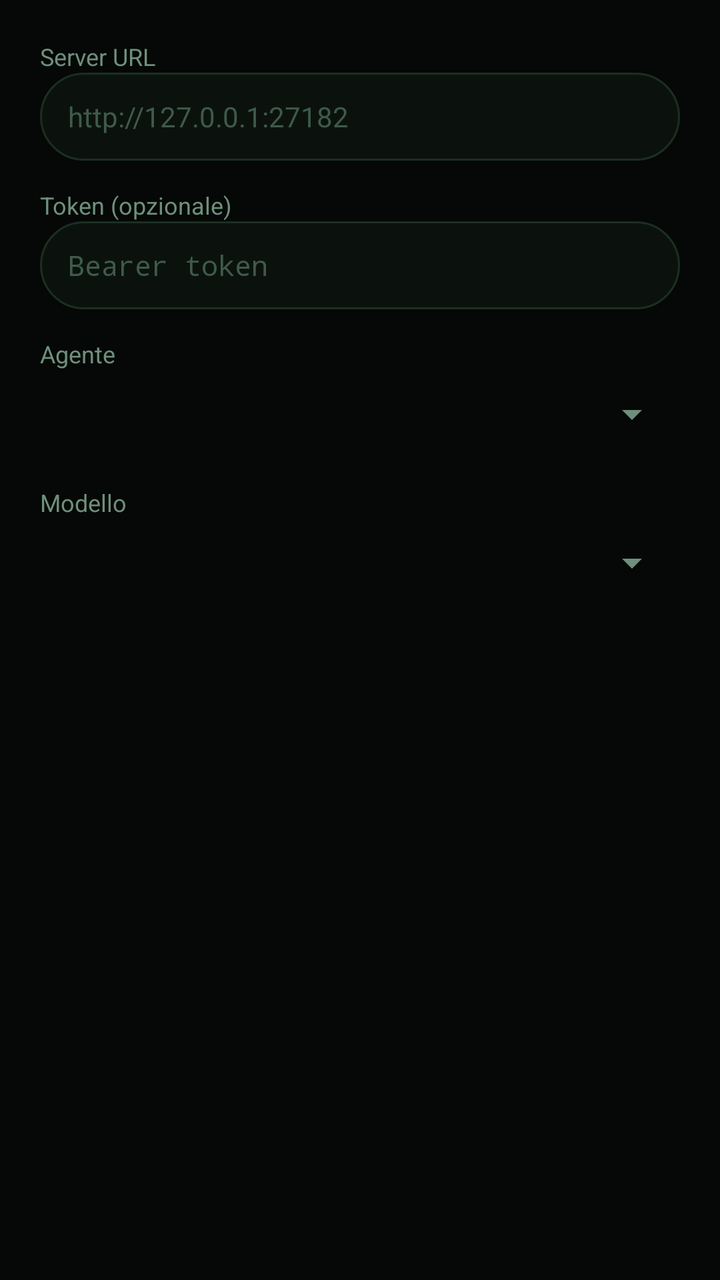
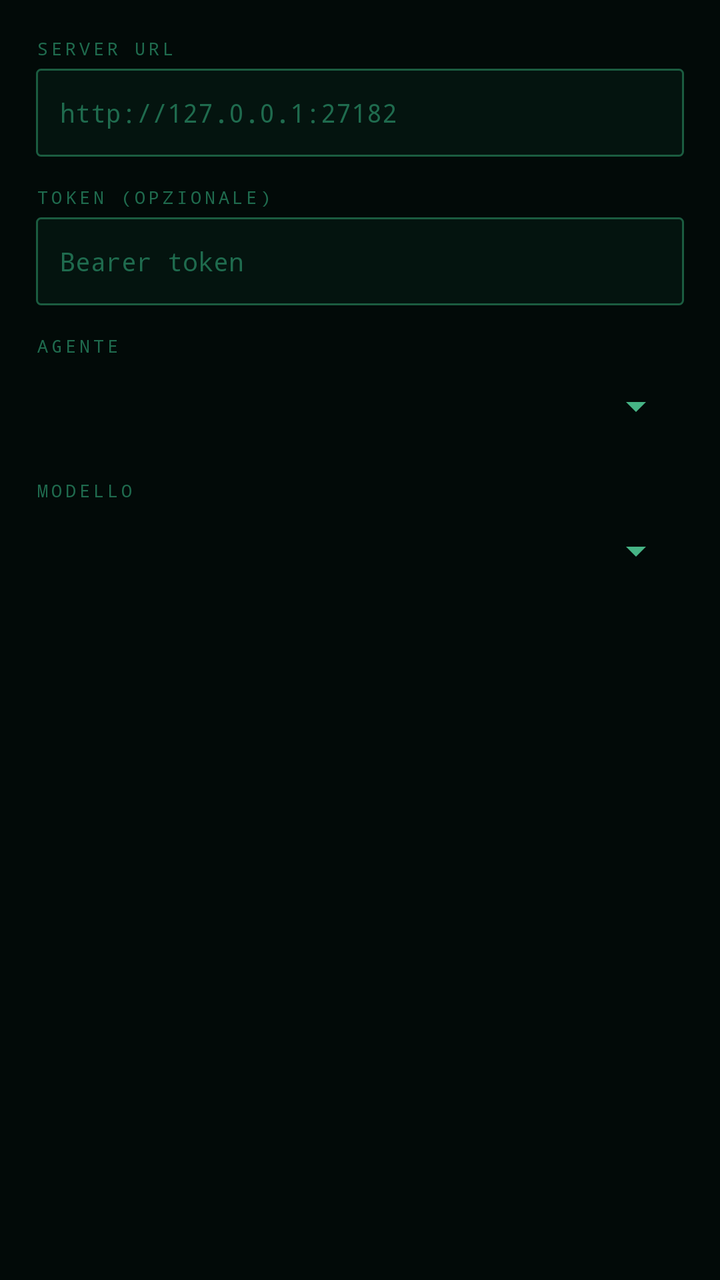

Compare the two renders of this Android layout. The source of the first and the diff that turns it into the second are given below.
<!-- AndroidManifest.xml: application theme AppTheme -->
<!-- res/layout/dlg_settings.xml -->
<?xml version="1.0" encoding="utf-8"?>
<ScrollView xmlns:android="http://schemas.android.com/apk/res/android"
    android:layout_width="match_parent"
    android:layout_height="wrap_content">

    <LinearLayout
        android:layout_width="match_parent"
        android:layout_height="wrap_content"
        android:orientation="vertical"
        android:padding="20dp">

        <TextView
            style="@style/SubText"
            android:layout_width="match_parent"
            android:layout_height="wrap_content"
            android:text="Server URL" />

        <EditText
            android:id="@+id/url"
            android:layout_width="match_parent"
            android:layout_height="44dp"
            android:layout_marginBottom="14dp"
            android:background="@drawable/bg_input"
            android:paddingStart="14dp"
            android:paddingEnd="14dp"
            android:singleLine="true"
            android:textColor="@color/text"
            android:textSize="14sp"
            android:inputType="textUri"
            android:hint="http://127.0.0.1:27182"
            android:textColorHint="@color/text_faint" />

        <TextView
            style="@style/SubText"
            android:layout_width="match_parent"
            android:layout_height="wrap_content"
            android:text="Token (opzionale)" />

        <EditText
            android:id="@+id/token"
            android:layout_width="match_parent"
            android:layout_height="44dp"
            android:layout_marginBottom="14dp"
            android:background="@drawable/bg_input"
            android:paddingStart="14dp"
            android:paddingEnd="14dp"
            android:singleLine="true"
            android:textColor="@color/text"
            android:textSize="14sp"
            android:inputType="textPassword"
            android:hint="Bearer token"
            android:textColorHint="@color/text_faint" />

        <TextView
            style="@style/SubText"
            android:layout_width="match_parent"
            android:layout_height="wrap_content"
            android:text="Agente" />

        <Spinner
            android:id="@+id/agent"
            android:layout_width="match_parent"
            android:layout_height="44dp"
            android:layout_marginBottom="14dp" />

        <TextView
            style="@style/SubText"
            android:layout_width="match_parent"
            android:layout_height="wrap_content"
            android:text="Modello" />

        <Spinner
            android:id="@+id/model"
            android:layout_width="match_parent"
            android:layout_height="44dp" />
    </LinearLayout>
</ScrollView>
<!-- resources referenced by this layout -->
<resources>
  <color name="text">#D9F7E6</color>
  <color name="text_faint">#3F5A4A</color>
  <!-- drawable bg_input (drawable) -->
  <?xml version="1.0" encoding="utf-8"?>
  <shape xmlns:android="http://schemas.android.com/apk/res/android" android:shape="rectangle">
      <solid android:color="@color/bg_elev" />
      <stroke android:width="1dp" android:color="@color/stroke" />
      <corners android:radius="22dp" />
  </shape>
  <style name="SubText">
          <item name="android:textColor">@color/text_dim</item>
          <item name="android:textSize">12sp</item>
          <item name="android:singleLine">true</item>
          <item name="android:ellipsize">end</item>
      </style>
  <style name="AppTheme" parent="@android:style/Theme.Material.NoActionBar">
          <item name="android:windowBackground">@color/bg</item>
          <item name="android:colorBackground">@color/bg</item>
          <item name="android:statusBarColor">@color/bg</item>
          <item name="android:navigationBarColor">@color/bg</item>
          <item name="android:textColorPrimary">@color/text</item>
          <item name="android:textColorSecondary">@color/text_dim</item>
          <item name="android:colorAccent">@color/accent</item>
          <item name="android:windowLightStatusBar">false</item>
      </style>
  <color name="bg_elev">#0B120D</color>
  <color name="stroke">#1C2E22</color>
  <color name="text_dim">#6E8F7C</color>
  <color name="bg">#050806</color>
  <color name="accent">#00E676</color>
</resources>

<!-- the commit's change to res/layout/dlg_settings.xml (unified diff, before → after) -->
@@ -1,77 +1,84 @@
 <?xml version="1.0" encoding="utf-8"?>
 <ScrollView xmlns:android="http://schemas.android.com/apk/res/android"
     android:layout_width="match_parent"
-    android:layout_height="wrap_content">
+    android:layout_height="wrap_content"
+    android:background="@color/bg">
 
     <LinearLayout
         android:layout_width="match_parent"
         android:layout_height="wrap_content"
         android:orientation="vertical"
-        android:padding="20dp">
+        android:padding="18dp">
 
         <TextView
-            style="@style/SubText"
+            style="@style/PipLabel"
             android:layout_width="match_parent"
             android:layout_height="wrap_content"
-            android:text="Server URL" />
+            android:text="SERVER URL" />
 
         <EditText
             android:id="@+id/url"
             android:layout_width="match_parent"
             android:layout_height="44dp"
+            android:layout_marginTop="4dp"
             android:layout_marginBottom="14dp"
             android:background="@drawable/bg_input"
-            android:paddingStart="14dp"
-            android:paddingEnd="14dp"
+            android:fontFamily="monospace"
+            android:paddingStart="12dp"
+            android:paddingEnd="12dp"
             android:singleLine="true"
             android:textColor="@color/text"
-            android:textSize="14sp"
+            android:textSize="13sp"
             android:inputType="textUri"
             android:hint="http://127.0.0.1:27182"
             android:textColorHint="@color/text_faint" />
 
         <TextView
-            style="@style/SubText"
+            style="@style/PipLabel"
             android:layout_width="match_parent"
             android:layout_height="wrap_content"
-            android:text="Token (opzionale)" />
+            android:text="TOKEN (OPZIONALE)" />
 
         <EditText
             android:id="@+id/token"
             android:layout_width="match_parent"
             android:layout_height="44dp"
+            android:layout_marginTop="4dp"
             android:layout_marginBottom="14dp"
             android:background="@drawable/bg_input"
-            android:paddingStart="14dp"
-            android:paddingEnd="14dp"
+            android:fontFamily="monospace"
+            android:paddingStart="12dp"
+            android:paddingEnd="12dp"
             android:singleLine="true"
             android:textColor="@color/text"
-            android:textSize="14sp"
+            android:textSize="13sp"
             android:inputType="textPassword"
             android:hint="Bearer token"
             android:textColorHint="@color/text_faint" />
 
         <TextView
-            style="@style/SubText"
+            style="@style/PipLabel"
             android:layout_width="match_parent"
             android:layout_height="wrap_content"
-            android:text="Agente" />
+            android:text="AGENTE" />
 
         <Spinner
             android:id="@+id/agent"
             android:layout_width="match_parent"
             android:layout_height="44dp"
+            android:layout_marginTop="2dp"
             android:layout_marginBottom="14dp" />
 
         <TextView
-            style="@style/SubText"
+            style="@style/PipLabel"
             android:layout_width="match_parent"
             android:layout_height="wrap_content"
-            android:text="Modello" />
+            android:text="MODELLO" />
 
         <Spinner
             android:id="@+id/model"
             android:layout_width="match_parent"
-            android:layout_height="44dp" />
+            android:layout_height="44dp"
+            android:layout_marginTop="2dp" />
     </LinearLayout>
 </ScrollView>
<!-- resource entries referenced after the edit -->
@@ -1,19 +1,20 @@
 <!-- resources referenced by this layout -->
 <resources>
-  <color name="text">#D9F7E6</color>
-  <color name="text_faint">#3F5A4A</color>
+  <color name="text">#93FFC6</color>
+  <color name="text_faint">#1F6B4E</color>
   <!-- drawable bg_input (drawable) -->
   <?xml version="1.0" encoding="utf-8"?>
   <shape xmlns:android="http://schemas.android.com/apk/res/android" android:shape="rectangle">
       <solid android:color="@color/bg_elev" />
       <stroke android:width="1dp" android:color="@color/stroke" />
-      <corners android:radius="22dp" />
+      <corners android:radius="2dp" />
   </shape>
-  <style name="SubText">
-          <item name="android:textColor">@color/text_dim</item>
-          <item name="android:textSize">12sp</item>
-          <item name="android:singleLine">true</item>
-          <item name="android:ellipsize">end</item>
+  <style name="PipLabel">
+          <item name="android:textColor">@color/text_faint</item>
+          <item name="android:textSize">9sp</item>
+          <item name="android:fontFamily">monospace</item>
+          <item name="android:letterSpacing">0.18</item>
+          <item name="android:textAllCaps">true</item>
       </style>
   <style name="AppTheme" parent="@android:style/Theme.Material.NoActionBar">
           <item name="android:windowBackground">@color/bg</item>
@@ -23,12 +24,14 @@
           <item name="android:textColorPrimary">@color/text</item>
           <item name="android:textColorSecondary">@color/text_dim</item>
           <item name="android:colorAccent">@color/accent</item>
+          <item name="android:colorControlActivated">@color/accent</item>
           <item name="android:windowLightStatusBar">false</item>
+          <item name="android:windowAnimationStyle">@null</item>
       </style>
-  <color name="bg_elev">#0B120D</color>
-  <color name="stroke">#1C2E22</color>
-  <color name="text_dim">#6E8F7C</color>
-  <color name="bg">#050806</color>
-  <color name="accent">#00E676</color>
+  <color name="bg_elev">#04140F</color>
+  <color name="stroke">#1B5C40</color>
+  <color name="text_dim">#46B485</color>
+  <color name="bg">#020A08</color>
+  <color name="accent">#3CFF8F</color>
 </resources>
 
